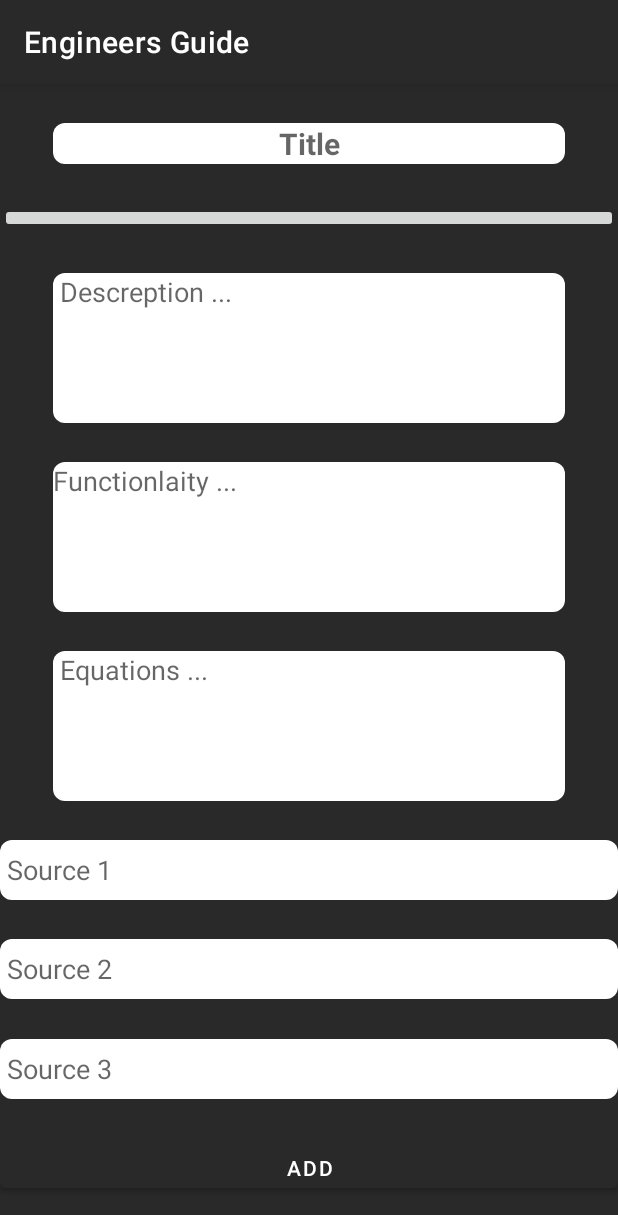
After one commit to MustafaHT/EngineersGuide, an Android app: the AddingComponentsFragment screen opened through its navigation route, on a phone screen of 412 x 824 dp. The commit adds this screen. Shown: the top 1215 px of the screen. Run offline under Robolectric (Android 15) with nearby library versions, the phone set to English and light mode, and no system bars; our stand-ins replace Firebase (no records; nobody signed in at launch, a user with empty details on screens opened directly); Roboto replaces fonts that are not available here.

Commit message:
"added AddingComponentsFragment "

```diff
--- a/app/src/main/java/com/example/engineersguide/MainActivity.kt
+++ b/app/src/main/java/com/example/engineersguide/MainActivity.kt
@@ -1,14 +1,20 @@
 package com.example.engineersguide
 
+import android.content.Context
 import android.content.Intent
 import androidx.appcompat.app.AppCompatActivity
 import android.os.Bundle
 import android.os.Handler
 import android.widget.Toast
+import com.example.engineersguide.repositories.SHARED_PREF_FILE
 import com.google.firebase.database.FirebaseDatabase
 
 class MainActivity : AppCompatActivity() {
 
+//    var sharedPref = this.getSharedPreferences(SHARED_PREF_FILE, Context.MODE_PRIVATE)
+//    var sharedPrefEditor = sharedPref.edit()
+//    sharedPrefEditor.putBoolean("a", true)
+//    sharedPrefEditor.commit()
 
 
     override fun onCreate(savedInstanceState: Bundle?) {
--- a/app/src/main/java/com/example/engineersguide/identity/LoginFragment.kt
+++ b/app/src/main/java/com/example/engineersguide/identity/LoginFragment.kt
@@ -16,7 +16,7 @@ import com.google.firebase.auth.FirebaseAuth
 
 
 class LoginFragment : Fragment() {
-    var SHARED_PREF_FILE = "mustafa"
+    var SHARED_PREF_FILE = "Auth"
     private lateinit var sharedPref: SharedPreferences
     private lateinit var sharedPrefEditor: SharedPreferences.Editor
 
--- /dev/null
+++ b/app/src/main/java/com/example/engineersguide/main/AddingComponentsFragment.kt
@@ -0,0 +1,21 @@
+package com.example.engineersguide.main
+
+import android.os.Bundle
+import androidx.fragment.app.Fragment
+import android.view.LayoutInflater
+import android.view.View
+import android.view.ViewGroup
+import com.example.engineersguide.R
+
+
+class AddingComponentsFragment : Fragment() {
+
+
+    override fun onCreateView(
+        inflater: LayoutInflater, container: ViewGroup?,
+        savedInstanceState: Bundle?
+    ): View? {
+        // Inflate the layout for this fragment
+        return inflater.inflate(R.layout.fragment_adding_components, container, false)
+    }
+}
--- a/app/src/main/java/com/example/engineersguide/main/ComponentsFragment.kt
+++ b/app/src/main/java/com/example/engineersguide/main/ComponentsFragment.kt
@@ -4,8 +4,8 @@ import android.content.Context
 import android.content.SharedPreferences
 import android.os.Bundle
 import android.view.*
+import android.widget.Toast
 import androidx.fragment.app.Fragment
-import android.widget.Toast
 import androidx.appcompat.widget.SearchView
 import androidx.fragment.app.activityViewModels
 import androidx.navigation.fragment.findNavController
@@ -15,6 +15,7 @@ import com.example.engineersguide.databinding.FragmentComponentsBinding
 import com.example.engineersguide.model.components.Components
 import com.example.engineersguide.repositories.SHARED_PREF_FILE
 import com.google.firebase.auth.FirebaseAuth
+import com.google.firebase.auth.FirebaseUser
 
 
 class ComponentsFragment : Fragment() {
@@ -42,6 +43,13 @@ class ComponentsFragment : Fragment() {
     override fun onCreate(savedInstanceState: Bundle?) {
         super.onCreate(savedInstanceState)
         setHasOptionsMenu(true)
+
+//        val firebaseAuth:FirebaseAuth = FirebaseAuth.getInstance()
+//        val firebaseUser: FirebaseUser? = firebaseAuth.currentUser
+//
+//        if (firebaseUser != null ){
+//            findNavController().navigate(R.id.componentsFragment)
+//        }
     }
     override fun onCreateView(
         inflater: LayoutInflater, container: ViewGroup?,
@@ -66,6 +74,9 @@ class ComponentsFragment : Fragment() {
 
 //        componentsViewModel.callComponents()
 
+        binding.addingComponentsButton.setOnClickListener(){
+            findNavController().navigate(R.id.action_componentsFragment_to_addingComponentsFragment)
+        }
     }
 
     fun observers() {
@@ -103,6 +114,11 @@ class ComponentsFragment : Fragment() {
                 sharedPrefEditor.putBoolean("a", false)
                 sharedPrefEditor.commit()
                 findNavController().navigate(R.id.action_componentsFragment_to_loginFragment)
+
+                if (logoutItem.isChecked){
+                    Toast.makeText(context, "LoggedOut Successfully", Toast.LENGTH_SHORT).show()
+                }
+
             }
 
 
--- /dev/null
+++ b/app/src/main/res/layout/fragment_adding_components.xml
@@ -0,0 +1,150 @@
+<?xml version="1.0" encoding="utf-8"?>
+<androidx.constraintlayout.widget.ConstraintLayout xmlns:android="http://schemas.android.com/apk/res/android"
+    xmlns:app="http://schemas.android.com/apk/res-auto"
+    xmlns:tools="http://schemas.android.com/tools"
+    android:id="@+id/frameLayout3"
+    android:layout_width="match_parent"
+    android:layout_height="match_parent"
+    android:background="@color/lightBlack"
+    tools:context=".main.AddComponentFragment">
+
+    <EditText
+        android:id="@+id/title_EditText"
+        android:layout_width="0dp"
+        android:layout_height="wrap_content"
+        android:layout_marginStart="35dp"
+        android:layout_marginEnd="35dp"
+        android:background="@drawable/edittextshape"
+        android:ems="10"
+        android:gravity="center"
+        android:hint="Title"
+        android:inputType="textPersonName"
+        android:textColor="@color/black"
+        android:textSize="20sp"
+        android:textStyle="bold"
+        app:layout_constraintBottom_toTopOf="@+id/imageButton"
+        app:layout_constraintEnd_toEndOf="parent"
+        app:layout_constraintStart_toStartOf="parent"
+        app:layout_constraintTop_toTopOf="parent" />
+
+    <ImageButton
+        android:id="@+id/imageButton"
+        android:layout_width="0dp"
+        android:layout_height="wrap_content"
+        app:layout_constraintBottom_toTopOf="@+id/descreption_EditText"
+        app:layout_constraintEnd_toEndOf="parent"
+        app:layout_constraintStart_toStartOf="parent"
+        app:layout_constraintTop_toBottomOf="@+id/title_EditText"
+        tools:src="@tools:sample/avatars" />
+
+    <EditText
+        android:id="@+id/descreption_EditText"
+        android:layout_width="0dp"
+        android:layout_height="100dp"
+        android:layout_marginStart="35dp"
+        android:layout_marginEnd="35dp"
+        android:background="@drawable/edittextshape"
+        android:ems="10"
+        android:gravity="start|center_horizontal|top"
+        android:hint=" Descreption ..."
+        android:inputType="textMultiLine"
+        android:textColor="@color/black"
+        android:textSize="18sp"
+        app:layout_constraintBottom_toTopOf="@+id/functionlity_EditText"
+        app:layout_constraintEnd_toEndOf="parent"
+        app:layout_constraintStart_toStartOf="parent"
+        app:layout_constraintTop_toBottomOf="@+id/imageButton" />
+
+    <EditText
+        android:id="@+id/functionlity_EditText"
+        android:layout_width="0dp"
+        android:layout_height="100dp"
+        android:layout_marginStart="35dp"
+        android:layout_marginEnd="35dp"
+        android:background="@drawable/edittextshape"
+        android:ems="10"
+        android:gravity="start|center_horizontal|top"
+        android:hint="Functionlaity ..."
+        android:inputType="textMultiLine"
+        android:textColor="@color/black"
+        android:textSize="18sp"
+        app:layout_constraintBottom_toTopOf="@+id/equations_editText"
+        app:layout_constraintEnd_toEndOf="parent"
+        app:layout_constraintStart_toStartOf="parent"
+        app:layout_constraintTop_toBottomOf="@+id/descreption_EditText" />
+
+    <EditText
+        android:id="@+id/equations_editText"
+        android:layout_width="0dp"
+        android:layout_height="100dp"
+        android:layout_marginStart="35dp"
+        android:layout_marginEnd="35dp"
+        android:background="@drawable/edittextshape"
+        android:ems="10"
+        android:gravity="left"
+        android:hint=" Equations ..."
+        android:inputType="textMultiLine"
+        android:textColor="@color/black"
+        app:layout_constraintBottom_toTopOf="@+id/source1_EditText"
+        app:layout_constraintEnd_toEndOf="parent"
+        app:layout_constraintStart_toStartOf="parent"
+        app:layout_constraintTop_toBottomOf="@+id/functionlity_EditText" />
+
+    <EditText
+        android:id="@+id/source1_EditText"
+        android:layout_width="0dp"
+        android:layout_height="40dp"
+        android:background="@drawable/edittextshape"
+        android:ems="10"
+        android:hint=" Source 1"
+        android:inputType="textPersonName"
+        android:minHeight="48dp"
+        android:textColor="@color/black"
+        app:layout_constraintBottom_toTopOf="@+id/source2_EditText"
+        app:layout_constraintEnd_toEndOf="parent"
+        app:layout_constraintStart_toStartOf="parent"
+        app:layout_constraintTop_toBottomOf="@+id/equations_editText" />
+
+    <EditText
+        android:id="@+id/source2_EditText"
+        android:layout_width="0dp"
+        android:layout_height="40dp"
+        android:background="@drawable/edittextshape"
+        android:ems="10"
+        android:hint=" Source 2"
+        android:inputType="textPersonName"
+        android:minHeight="48dp"
+        android:textColor="@color/black"
+        app:layout_constraintBottom_toTopOf="@+id/source3_EditText"
+        app:layout_constraintEnd_toEndOf="parent"
+        app:layout_constraintStart_toStartOf="parent"
+        app:layout_constraintTop_toBottomOf="@+id/source1_EditText" />
+
+    <EditText
+        android:id="@+id/source3_EditText"
+        android:layout_width="0dp"
+        android:layout_height="40dp"
+        android:background="@drawable/edittextshape"
+        android:ems="10"
+        android:hint=" Source 3"
+        android:inputType="textPersonName"
+        android:minHeight="48dp"
+        android:textColor="@color/black"
+        app:layout_constraintBottom_toTopOf="@+id/add_component"
+        app:layout_constraintEnd_toEndOf="parent"
+        app:layout_constraintStart_toStartOf="parent"
+        app:layout_constraintTop_toBottomOf="@+id/source2_EditText" />
+
+    <Button
+        android:id="@+id/add_component"
+        android:layout_width="0dp"
+        android:layout_height="wrap_content"
+        android:minHeight="32dp"
+        android:text="add"
+        app:layout_constraintBottom_toBottomOf="parent"
+        app:layout_constraintEnd_toEndOf="parent"
+        app:layout_constraintHorizontal_bias="0.0"
+        app:layout_constraintStart_toStartOf="parent"
+        app:layout_constraintTop_toBottomOf="@+id/source3_EditText" />
+
+</androidx.constraintlayout.widget.ConstraintLayout>
--- a/app/src/main/res/layout/fragment_components.xml
+++ b/app/src/main/res/layout/fragment_components.xml
@@ -42,7 +42,7 @@
 
 
     <com.google.android.material.floatingactionbutton.FloatingActionButton
-        android:id="@+id/upload_photo_button"
+        android:id="@+id/adding_components_button"
         android:layout_width="wrap_content"
         android:layout_height="wrap_content"
         android:src="@drawable/ic_baseline_add_24"
--- a/app/src/main/res/navigation/nav_eng_guide.xml
+++ b/app/src/main/res/navigation/nav_eng_guide.xml
@@ -37,5 +37,16 @@
         <action
             android:id="@+id/action_componentsFragment_to_loginFragment"
             app:destination="@id/loginFragment" />
+        <action
+            android:id="@+id/action_componentsFragment_to_addingComponentsFragment"
+            app:destination="@id/addingComponentsFragment" />
+    </fragment>
+    <fragment
+        android:id="@+id/addingComponentsFragment"
+        android:name="com.example.engineersguide.main.AddingComponentsFragment"
+        android:label="AddingComponentsFragment" >
+        <action
+            android:id="@+id/action_addingComponentsFragment_to_componentsFragment"
+            app:destination="@id/componentsFragment" />
     </fragment>
 </navigation>
```
